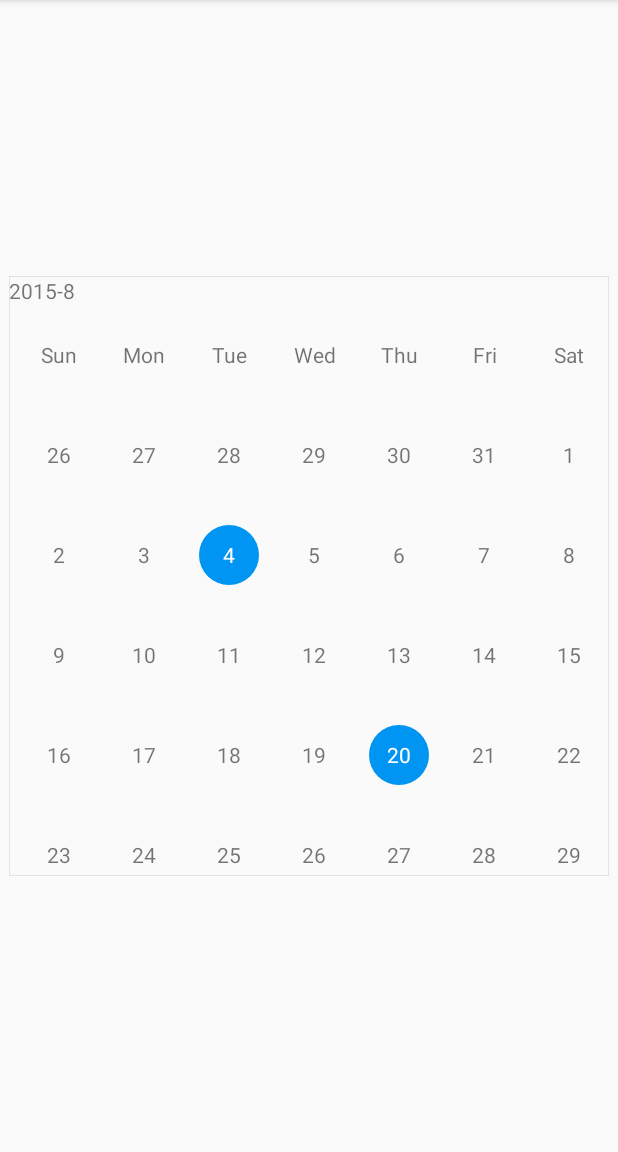
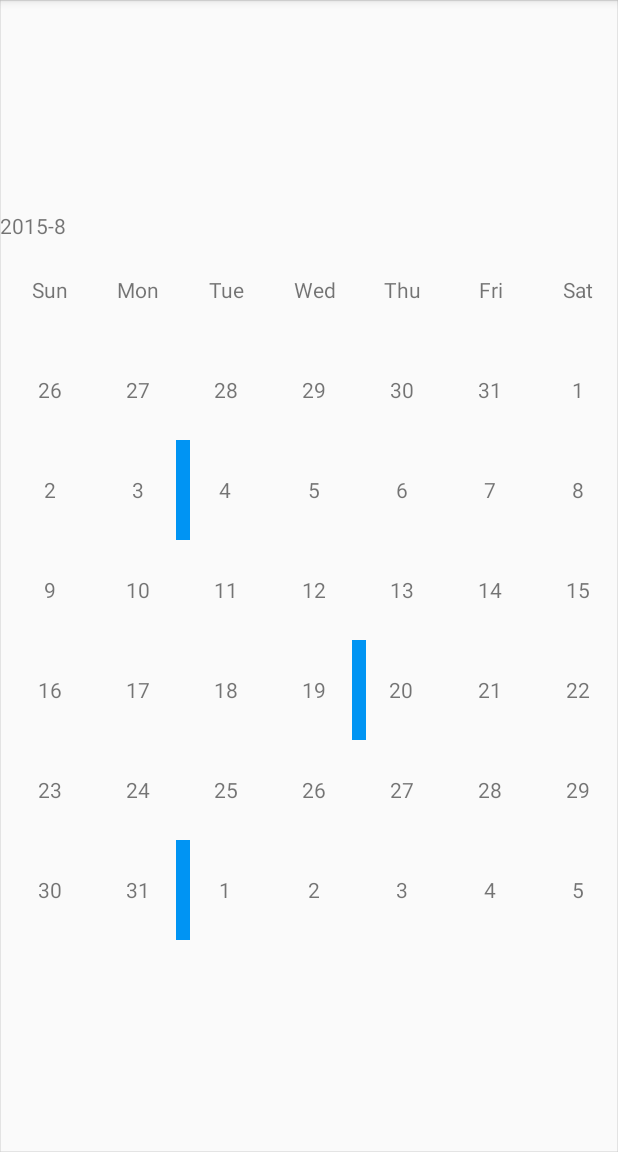
Before and after one commit to SpongeBobSun/mCalendarView, an Android app: the screen it shows after launch (MainActivity), on a phone screen of 412 x 824 dp, the part 84-1236 px from its top. Run offline under Robolectric (Android 15) with nearby library versions, the light colour scheme and no system bars.

Commit message:
Add screenshots

```diff
--- a/app/src/main/java/sun/bob/mcalendarviewtest/MainActivity.java
+++ b/app/src/main/java/sun/bob/mcalendarviewtest/MainActivity.java
@@ -33,7 +33,7 @@ public class MainActivity extends AppCompatActivity {
             public void onMonthChange(int year, int month) {
                 Toast.makeText(MainActivity.this, String.format("%d-%d", year, month), Toast.LENGTH_SHORT).show();
             }
-        }).setMarkedStyle(MarkStyle.BACKGROUND)
+        }).setMarkedStyle(MarkStyle.LEFTSIDEBAR)
                 .markDate(2015, 6, 1).markDate(2015, 6, 25)
                 .markDate(2015, 7, 4).markDate(2015, 7, 19)
                 .markDate(2015, 8, 20).markDate(2015, 8, 4)
--- a/app/src/main/res/layout/activity_main.xml
+++ b/app/src/main/res/layout/activity_main.xml
@@ -6,8 +6,8 @@
     android:gravity="center">
 
     <sun.bob.mcalendarview.mCalendarView
-        android:layout_width="400dp"
-        android:layout_height="400dp"
+        android:layout_width="match_parent"
+        android:layout_height="match_parent"
         tools:context=".MainActivity"
         android:id="@+id/calendar"
         />
--- a/mcalendarview/src/main/java/sun/bob/mcalendarview/views/DefaultMarkView.java
+++ b/mcalendarview/src/main/java/sun/bob/mcalendarview/views/DefaultMarkView.java
@@ -70,7 +70,7 @@ public class DefaultMarkView extends BaseMarkView {
             case MarkStyle.DOT:
                 this.setLayoutParams(matchParentParams);
                 this.setOrientation(VERTICAL);
-                textView.setLayoutParams(new LayoutParams(ViewGroup.LayoutParams.MATCH_PARENT, 0, (float) 1.0));
+                textView.setLayoutParams(new LayoutParams(ViewGroup.LayoutParams.MATCH_PARENT, 0, (float) 2.0));
 
                 this.addView(new PlaceHolderVertical(getContext()));
                 this.addView(textView);
@@ -92,7 +92,7 @@ public class DefaultMarkView extends BaseMarkView {
             case MarkStyle.LEFTSIDEBAR:
                 this.setLayoutParams(matchParentParams);
                 this.setOrientation(HORIZONTAL);
-                textView.setLayoutParams(new LayoutParams(0, ViewGroup.LayoutParams.MATCH_PARENT, (float) 1.0));
+                textView.setLayoutParams(new LayoutParams(0, ViewGroup.LayoutParams.MATCH_PARENT, (float) 3.0));
 
                 PlaceHolderHorizontal barLeft = new PlaceHolderHorizontal(getContext());
                 barLeft.setBackgroundColor(MarkStyle.color);
```
Also changed, not shown: 4 other files.
